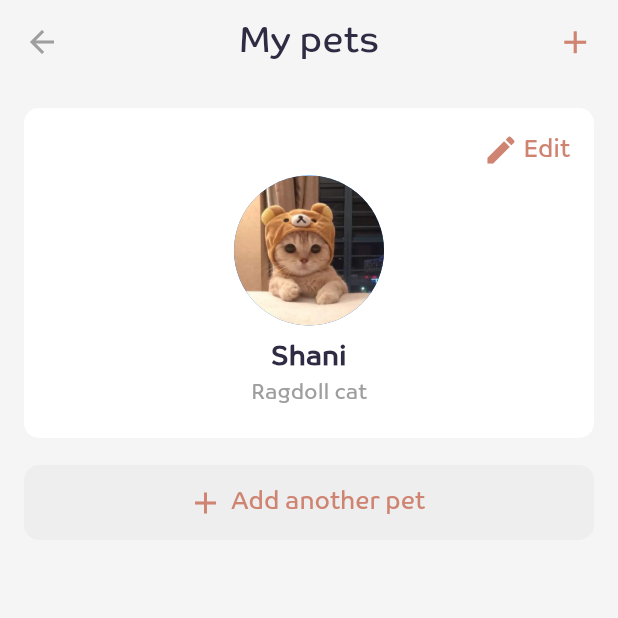
After one commit to AmrEzz0111/petcare, a Flutter app: the screen it shows after launch, after a tap on "My Pets", on a phone screen of 412 x 824 dp, the top half of it. The commit adds this screen. Run offline on Flutter 3.47's test engine with Material 2 defaults, Android fonts, the phone set to English and light mode, and no system bars; our stand-ins replace flutter_rating_bar, font_awesome_flutter, google_maps_flutter, table_calendar; missing offline and left inert: intro_views_flutter; project files that could hold a hidden picture were left out.

Commit message:
my pets screen

```diff
--- a/lib/main.dart
+++ b/lib/main.dart
@@ -1,6 +1,7 @@
 import 'package:flutter/material.dart';
 import 'package:flutter/services.dart';
 import 'package:pet_care/authentication/booking.dart';
+import 'package:pet_care/profile/profile_view.dart';
 
 void main() {
   runApp(MyApp());
@@ -17,7 +18,7 @@ class MyApp extends StatelessWidget {
       theme: ThemeData(
         visualDensity: VisualDensity.adaptivePlatformDensity,
       ),
-      home: Booking(),
+      home: ProfileView(),
     );
   }
 }
--- /dev/null
+++ b/lib/profile/my_pet_item.dart
@@ -0,0 +1,73 @@
+import 'package:flutter/material.dart';
+import 'package:pet_care/colors/style.dart';
+
+class MyPetItem extends StatelessWidget {
+  @override
+  Widget build(BuildContext context) {
+    return Padding(
+      padding: const EdgeInsets.only(bottom: 8),
+      child: Container(
+        height: 220,
+        decoration: BoxDecoration(
+            color: Colors.white, borderRadius: BorderRadius.circular(10)),
+        child: Padding(
+          padding: const EdgeInsets.all(16.0),
+          child: Column(
+            children: [
+              Row(
+                mainAxisAlignment: MainAxisAlignment.end,
+                children: [
+                  Icon(
+                    Icons.edit,
+                    color: AppTheme.appDark,
+                  ),
+                  SizedBox(
+                    width: 3,
+                  ),
+                  Text(
+                    'Edit',
+                    style: TextStyle(
+                      color: AppTheme.appDark,
+                      fontFamily: 'coRegular',
+                      fontSize: 16,
+                    ),
+                  )
+                ],
+              ),
+              SizedBox(
+                height: 5,
+              ),
+              CircleAvatar(
+                radius: 50,
+                backgroundImage: AssetImage('assets/images/cat.jpg'),
+              ),
+              SizedBox(
+                height: 10,
+              ),
+              Text(
+                'Shani',
+                style: TextStyle(
+                  color: AppTheme.bgColor,
+                  fontFamily: 'coRegular',
+                  fontSize: 18,
+                  fontWeight: FontWeight.bold,
+                ),
+              ),
+              SizedBox(
+                height: 5,
+              ),
+              Text(
+                'Ragdoll cat',
+                style: TextStyle(
+                  color: Colors.grey,
+                  fontFamily: 'coRegular',
+                  fontSize: 14,
+                ),
+              )
+            ],
+          ),
+        ),
+      ),
+    );
+  }
+}
--- /dev/null
+++ b/lib/profile/my_pet_view.dart
@@ -0,0 +1,85 @@
+import 'package:flutter/material.dart';
+import 'package:pet_care/colors/style.dart';
+import 'package:pet_care/profile/my_pet_item.dart';
+
+class MyPetView extends StatefulWidget {
+  @override
+  _MyPetViewState createState() => _MyPetViewState();
+}
+
+class _MyPetViewState extends State<MyPetView> {
+  @override
+  Widget build(BuildContext context) {
+    return Scaffold(
+        backgroundColor: Colors.grey[100],
+        appBar: AppBar(
+          backgroundColor: Colors.transparent,
+          elevation: 0,
+          centerTitle: true,
+          title: Text(
+            'My pets',
+            style: TextStyle(
+              color: AppTheme.bgColor,
+              fontFamily: 'coRegular',
+              fontSize: 24,
+            ),
+          ),
+          leading: Icon(
+            Icons.arrow_back,
+            color: Colors.grey,
+          ),
+          actions: [
+            Padding(
+              padding: const EdgeInsets.only(right: 16),
+              child: Icon(
+                Icons.add,
+                color: AppTheme.appDark,
+                size: 25,
+              ),
+            ),
+          ],
+        ),
+        body: Padding(
+          padding: const EdgeInsets.all(16.0),
+          child: Column(
+            children: [
+              ListView.builder(
+                  shrinkWrap: true,
+                  itemCount: 1,
+                  itemBuilder: (BuildContext context, int index) {
+                    return MyPetItem();
+                  }),
+              SizedBox(
+                height: 10,
+              ),
+              Container(
+                height: 50,
+                decoration: BoxDecoration(
+                    color: Colors.grey[200],
+                    borderRadius: BorderRadius.circular(10)),
+                child: Row(
+                  mainAxisAlignment: MainAxisAlignment.center,
+                  children: [
+                    Icon(
+                      Icons.add,
+                      color: AppTheme.appDark,
+                    ),
+                    SizedBox(
+                      width: 5,
+                    ),
+                    Text(
+                      'Add another pet ',
+                      style: TextStyle(
+                        color: AppTheme.appDark,
+                        fontFamily: 'coRegular',
+                        fontSize: 16,
+                      ),
+                    )
+                  ],
+                ),
+              )
+            ],
+          ),
+        ));
+  }
+}
--- a/lib/profile/profile_view.dart
+++ b/lib/profile/profile_view.dart
@@ -2,6 +2,7 @@ import 'package:flutter/material.dart';
 import 'package:pet_care/profile/add_pet_details.dart';
 import 'package:pet_care/profile/edit_profile_view.dart';
 import 'package:pet_care/colors/style.dart';
+import 'package:pet_care/profile/my_pet_view.dart';
 import 'package:pet_care/widgets/appBar.dart';
 
 class ProfileView extends StatefulWidget {
@@ -111,13 +112,21 @@ class _ProfileViewState extends State<ProfileView> {
               padding: const EdgeInsets.only(left: 16, right: 16),
               child: Column(
                 children: [
-                  buildColumn(
+                  InkWell(
+                    onTap: () {
+                      Navigator.push(
+                          context,
+                          MaterialPageRoute(
+                              builder: (BuildContext context) => MyPetView()));
+                    },
+                    child: buildColumn(
                       'My Pets',
                       Padding(
                         padding: const EdgeInsets.all(8.0),
                         child: Image.asset(
                           'assets/images/paw.png',
                           color: AppTheme.appDark,
+                        ),
                       ),
                     ),
                   ),
--- a/lib/widgets/appBar.dart
+++ b/lib/widgets/appBar.dart
@@ -1,4 +1,5 @@
 import 'package:flutter/material.dart';
+import 'package:pet_care/colors/style.dart';
 
 class AppBarWidget extends StatelessWidget {
   final double evaluation;
@@ -18,7 +19,7 @@ class AppBarWidget extends StatelessWidget {
         title: Text(
           title,
           style: TextStyle(
-            color: Colors.black87,
+            color: AppTheme.bgColor,
             fontFamily: 'coRegular',
             fontSize: 24,
           ),
```
Lines whose indentation alone changed are shown as unchanged.
